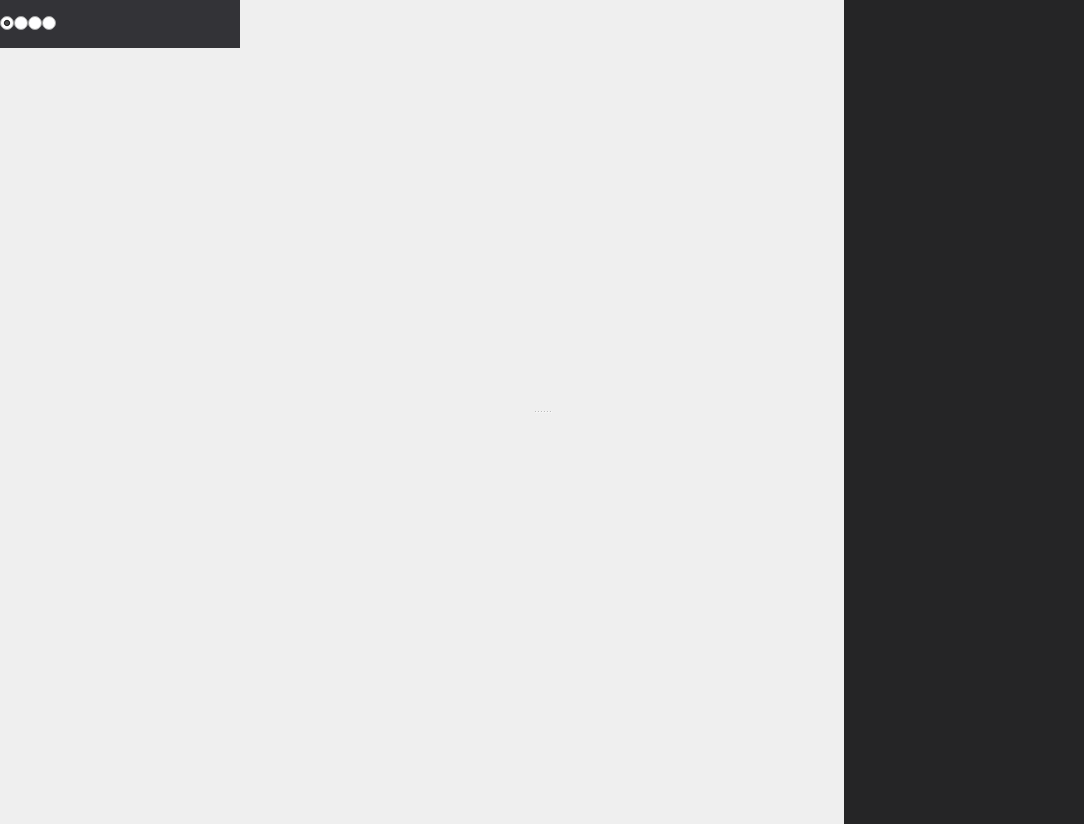
The window that creator-pluginScreenplay/res/screenplayPanel.ui (VRMakerTeam/VRMaker) describes before a commit, drawn with Qt 5.
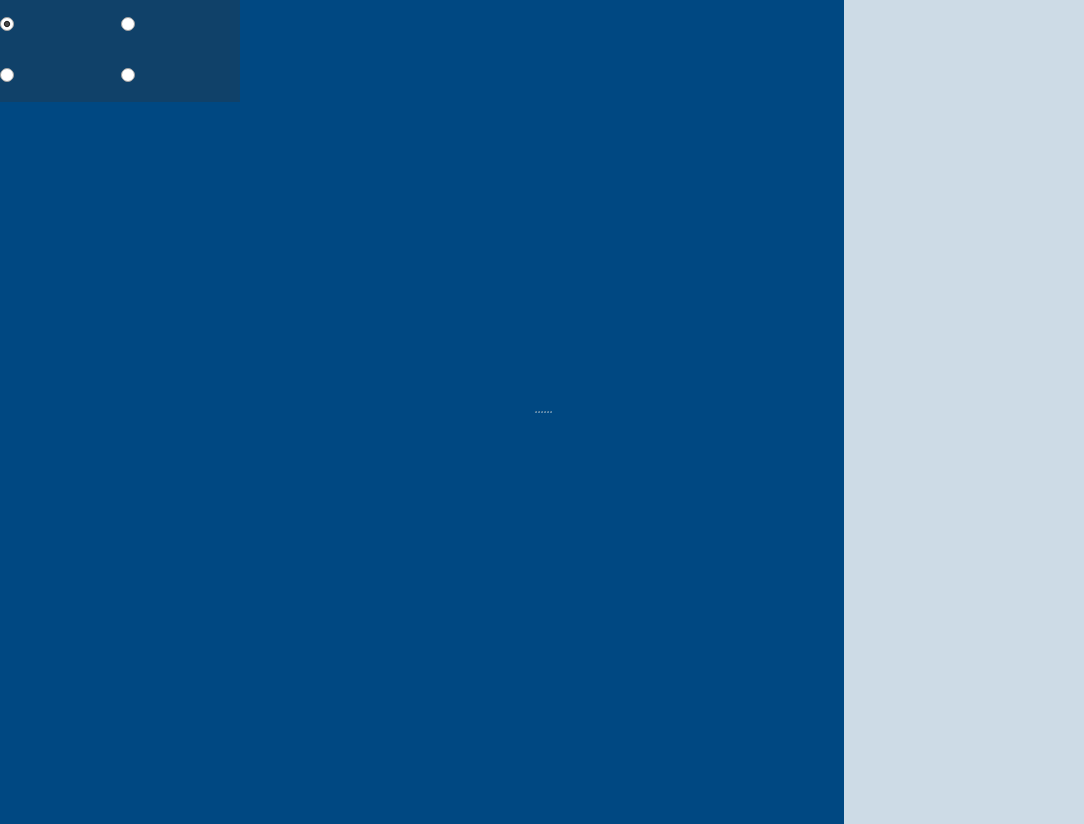
The same window after the commit. The open tabs and pages were chosen to show the change. Icons and pictures are not drawn.

```diff
--- a/creator-pluginScreenplay/res/screenplayPanel.ui
+++ b/creator-pluginScreenplay/res/screenplayPanel.ui
@@ -14,40 +14,27 @@
    <string>Form</string>
   </property>
   <property name="styleSheet">
-   <string notr="true">QWidget#tabbar{
-	background-color: rgb(51,51,55);
+   <string notr="true">QWidget#PluginAstronomyPanel{
+	background-color: #004882;
+}
+
+QWidget#tabbar{
+	background-color: #104169;
 }
 
 QWidget#blank{
-	background-color: rgb(37, 37, 38);
+	background-color: #cddbe6;
 }
 
 QWidget#__slotDiagramProperty{
-	background-color: rgb(37, 37, 38);
+	background-color: #cddbe6;
 }
 
 QWidget#__slotAgentProperty{
-	background-color: rgb(37, 37, 38);
+	background-color: #cddbe6;
 }
 
 
-QRadioButton[accessibleName=&quot;radio:segment&quot;]{
-	max-width:46;
-	max-height:46;
-	min-width:46;
-	min-height:46;
-}
-QRadioButton[accessibleName=&quot;radio:segment&quot;]::indicator{
-	width:38;
-	height:38;
-	margin: 4;
-}
-QRadioButton[accessibleName=&quot;radio:segment&quot;]::checked{
-	background-color: rgb(116, 116, 116);
-	
-}
-QRadioButton[accessibleName=&quot;radio:segment&quot;]::unchecked{
-}
 
 QCheckBox[accessibleName=&quot;check:segment&quot;]{
 	max-width:46;
@@ -69,58 +56,57 @@
 
 
 
-QRadioButton#__preloadsTab::indicator::unchecked {
-	border: 0px;
-	background-repeat: none;
-	background-position: center;
-	background-image: url(:/pluginScreenplay/button/img/Preload.png);
+
+QRadioButton[accessibleName=&quot;radio:segment&quot;]{
+	max-width:119;
+	max-height:49;
+	min-width:119;
+	min-height:49;
 }
-QRadioButton#__preloadsTab::indicator::checked {
-	 border: 0px;
-	 background-repeat: none;
-	 background-position: center;
-     background-image: url(:/pluginScreenplay/button/img/Preload.png);
+QRadioButton[accessibleName=&quot;radio:segment&quot;]::indicator{
+	width:0;
+	height:0;
 }
 
-QRadioButton#__slatesTab::indicator::unchecked {
-	border: 0px;
-	 background-repeat: none;
-	 background-position: center;
-	 background-image: url(:/pluginScreenplay/button/img/Slate.png);
+QRadioButton#__preloadsTab::unchecked {
+	border-image: url(:/pluginScreenplay/button/img/preload_normal.png);
 }
-QRadioButton#__slatesTab::indicator::checked {
-	 border: 0px;
-	 background-repeat: none;
-	 background-position: center;
-    background-image: url(:/pluginScreenplay/button/img/Slate.png);;
+QRadioButton#__preloadsTab::checked {
+	border-image: url(:/pluginScreenplay/button/img/preload_down.png);
 }
+QRadioButton#__preloadsTab::disabled {
+     border-image: url(:/pluginScreenplay/button/img/preload_disabled.png);
+}
 
-QRadioButton#__blocksTab::indicator::unchecked {
-	 border: 0px;
-	 background-repeat: none;
-	 background-position: center;
-    background-image: url(:/pluginScreenplay/button/img/Diagram.png);
+QRadioButton#__slatesTab::unchecked {
+	 border-image: url(:/pluginScreenplay/button/img/slate_normal.png);
 }
-QRadioButton#__blocksTab::indicator::checked {
-	 border: 0px;
-	 background-repeat: none;
-	 background-position: center;
-    background-image: url(:/pluginScreenplay/button/img/Diagram.png);
+QRadioButton#__slatesTab::checked {
+	 border-image: url(:/pluginScreenplay/button/img/slate_down.png);
 }
+QRadioButton#__slatesTab::disabled {
+     border-image: url(:/pluginScreenplay/button/img/slate_disabled.png);
+}
 
-QRadioButton#__triggersTab::indicator::unchecked {
-	 border: 0px;
-	 background-repeat: none;
-	 background-position: center;
-    background-image: url(:/pluginScreenplay/button/img/Trigger.png);
+QRadioButton#__blocksTab::unchecked {
+     border-image: url(:/pluginScreenplay/button/img/diagram_normal.png);
 }
-QRadioButton#__triggersTab::indicator::checked {
-	 border: 0px;
-	 background-repeat: none;
-	 background-position: center;
-    background-image: url(:/pluginScreenplay/button/img/Trigger.png);
+QRadioButton#__blocksTab::checked {
+     border-image: url(:/pluginScreenplay/button/img/diagram_down.png);
 }
+QRadioButton#__blocksTab::disabled {
+     border-image: url(:/pluginScreenplay/button/img/diagram_disabled.png);
+}
 
+QRadioButton#__triggersTab::unchecked {
+     border-image: url(:/pluginScreenplay/button/img/trigger_normal.png);
+}
+QRadioButton#__triggersTab::checked {
+     border-image: url(:/pluginScreenplay/button/img/trigger_down.png);
+}
+QRadioButton#__triggersTab::disabled {
+     border-image: url(:/pluginScreenplay/button/img/trigger_disabled.png);
+}
 </string>
   </property>
   <layout class="QHBoxLayout" name="horizontalLayout">
@@ -174,18 +160,18 @@
         <property name="minimumSize">
          <size>
           <width>0</width>
-          <height>48</height>
+          <height>102</height>
          </size>
         </property>
         <property name="maximumSize">
          <size>
           <width>16777215</width>
-          <height>48</height>
+          <height>102</height>
          </size>
         </property>
-        <layout class="QHBoxLayout" name="horizontalLayout_6">
+        <layout class="QVBoxLayout" name="verticalLayout_6">
          <property name="spacing">
-          <number>0</number>
+          <number>2</number>
          </property>
          <property name="leftMargin">
           <number>0</number>
@@ -197,10 +183,27 @@
           <number>0</number>
          </property>
          <property name="bottomMargin">
-          <number>0</number>
+          <number>2</number>
+         </property>
+         <item>
+          <layout class="QHBoxLayout" name="horizontalLayout_2">
+           <property name="spacing">
+            <number>2</number>
          </property>
          <item>
           <widget class="QRadioButton" name="__slatesTab">
+             <property name="minimumSize">
+              <size>
+               <width>119</width>
+               <height>49</height>
+              </size>
+             </property>
+             <property name="maximumSize">
+              <size>
+               <width>119</width>
+               <height>49</height>
+              </size>
+             </property>
            <property name="toolTip">
             <string>分镜</string>
            </property>
@@ -217,6 +220,21 @@
          </item>
          <item>
           <widget class="QRadioButton" name="__preloadsTab">
+             <property name="enabled">
+              <bool>true</bool>
+             </property>
+             <property name="minimumSize">
+              <size>
+               <width>119</width>
+               <height>49</height>
+              </size>
+             </property>
+             <property name="maximumSize">
+              <size>
+               <width>119</width>
+               <height>49</height>
+              </size>
+             </property>
            <property name="toolTip">
             <string>场景</string>
            </property>
@@ -231,8 +249,27 @@
            </property>
           </widget>
          </item>
+          </layout>
+         </item>
+         <item>
+          <layout class="QHBoxLayout" name="horizontalLayout_3">
+           <property name="spacing">
+            <number>2</number>
+           </property>
          <item>
           <widget class="QRadioButton" name="__triggersTab">
+             <property name="minimumSize">
+              <size>
+               <width>119</width>
+               <height>49</height>
+              </size>
+             </property>
+             <property name="maximumSize">
+              <size>
+               <width>119</width>
+               <height>49</height>
+              </size>
+             </property>
            <property name="toolTip">
             <string>触发器</string>
            </property>
@@ -246,6 +283,18 @@
          </item>
          <item>
           <widget class="QRadioButton" name="__blocksTab">
+             <property name="minimumSize">
+              <size>
+               <width>119</width>
+               <height>49</height>
+              </size>
+             </property>
+             <property name="maximumSize">
+              <size>
+               <width>119</width>
+               <height>49</height>
+              </size>
+             </property>
            <property name="toolTip">
             <string>行为</string>
            </property>
@@ -255,20 +304,12 @@
            <property name="text">
             <string/>
            </property>
-          </widget>
-         </item>
-         <item>
-          <spacer name="horizontalSpacer_2">
-           <property name="orientation">
-            <enum>Qt::Horizontal</enum>
-           </property>
-           <property name="sizeHint" stdset="0">
-            <size>
-             <width>141</width>
-             <height>20</height>
-            </size>
-           </property>
-          </spacer>
+             <property name="checkable">
+              <bool>true</bool>
+             </property>
+            </widget>
+           </item>
+          </layout>
          </item>
         </layout>
        </widget>
```
Left out of the diff: 7 changed lines with no effect on the pictures. Lines whose indentation alone changed are shown as unchanged.
